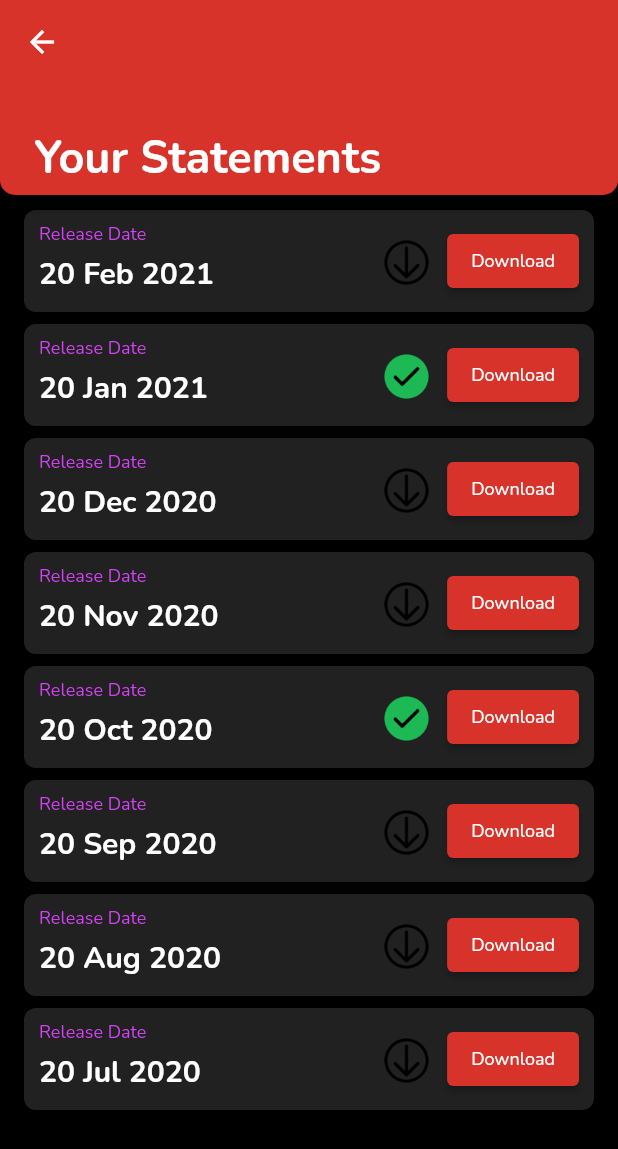
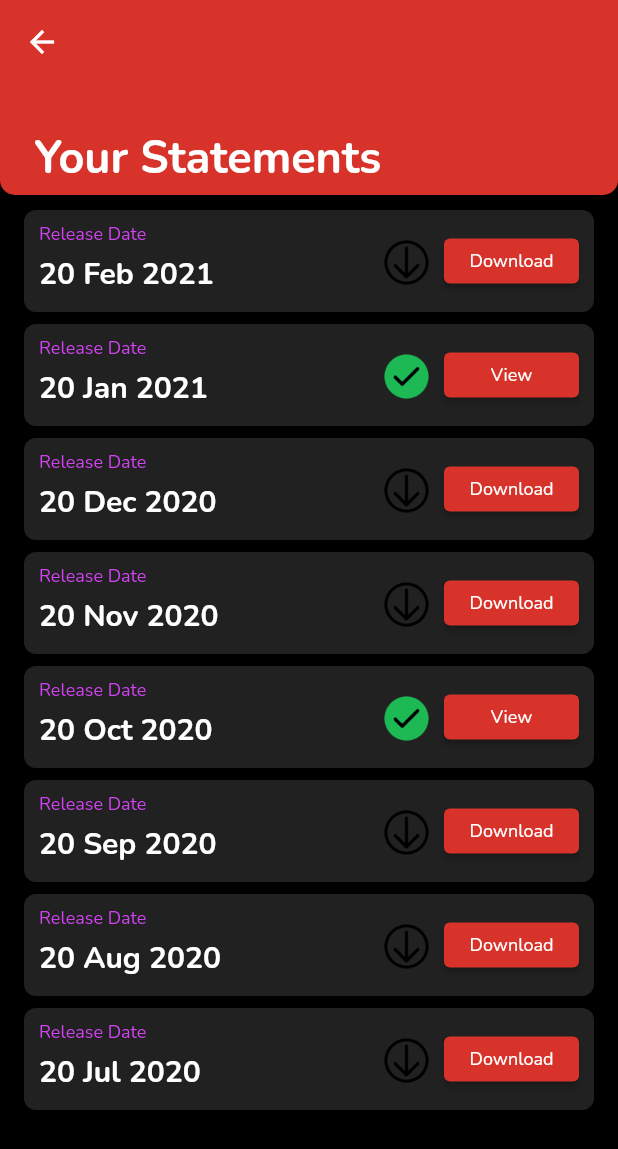
Before and after one commit to brianw-cho/BSEncryption, a Flutter app: the StatementScreen screen opened directly, after a tap on "Download", on a phone screen of 412 x 824 dp. Shown: the top 1149 px of the screen. Run offline on Flutter 3.47's test engine with Material 2 defaults, Android fonts, the phone set to English and light mode, and no system bars; our stand-ins replace flutter_secure_storage, flutter_svg, google_fonts, local_auth; accounts and stored records are empty.

Commit message:
added button changes

```diff
--- a/bs_encryption/lib/screens/statement_screen.dart
+++ b/bs_encryption/lib/screens/statement_screen.dart
@@ -110,9 +110,12 @@ class _StatementScreenState extends State<StatementScreen>{
                           )
                         ),
                         Positioned(
-                            top: 10,
+                            top: 19,
                             right: 10,
-                            child: ElevatedButton(
+                            child: SizedBox(
+                              width: 90,
+                                height: 30,
+                                child: ElevatedButton(
                               style: ButtonStyle(
                                   backgroundColor: MaterialStateProperty.resolveWith<Color>(
                                           (Set<MaterialState> states){
@@ -120,30 +123,48 @@ class _StatementScreenState extends State<StatementScreen>{
                                           return kButtonPressedColor;
                                         return kAccentColor;
                                       }
-                                  )
+                                  ),
                               ),
-                              child: Text(
+                              child: !statements[index].isDownloaded ? Text(
                                 'Download',
                                 style: GoogleFonts.nunito(
                                     fontSize: 12,
                                     fontWeight: FontWeight.w400,
                                     color: kWhiteColor
-                                ),
+                                )
+                              ) : Text(
+                                  'View',
+                                  style: GoogleFonts.nunito(
+                                      fontSize: 12,
+                                      fontWeight: FontWeight.w400,
+                                      color: kWhiteColor
+                                  )
                               ),
                               onPressed: () async {
-                                bool biometricAvailable = await auth.canCheckBiometrics;
-                                if (biometricAvailable) {
-                                  bool valid = await auth
-                                      .authenticateWithBiometrics(
-                                      localizedReason: 'Use Your Fingerprint to View Your Statement');
+                                if (!statements[index].isDownloaded) {
+                                  bool biometricAvailable = await auth
+                                      .canCheckBiometrics;
+                                  if (biometricAvailable) {
+                                    bool valid = await auth
+                                        .authenticateWithBiometrics(
+                                        localizedReason: 'Use Your Fingerprint to View Your Statement');
 
-                                  if (valid){
-                                    await storage.write(key: 'PDF password', value: 'password123');
-                                    print(await storage.read(key: 'PDF password'));
+                                    if (valid) {
+                                      await storage.write(key: 'PDF password',
+                                          value: 'password123');
+                                      print(await storage.read(
+                                          key: 'PDF password'));
+                                      setState(() => statements[index].isDownloaded = true);
+                                      setState(() => statements[index].downloaded = 'assets/icons/downloaded-logo.png');
+                                    }
                                   }
+                                }
+                                else {
+                                  //open pdf
                                 }
                                 //button activation code
                               },
+                            )
                             )
                         )
                       ],
```
Also changed, not shown: bs_encryption/lib/models/statement_model.dart (+44 -22 lines).
